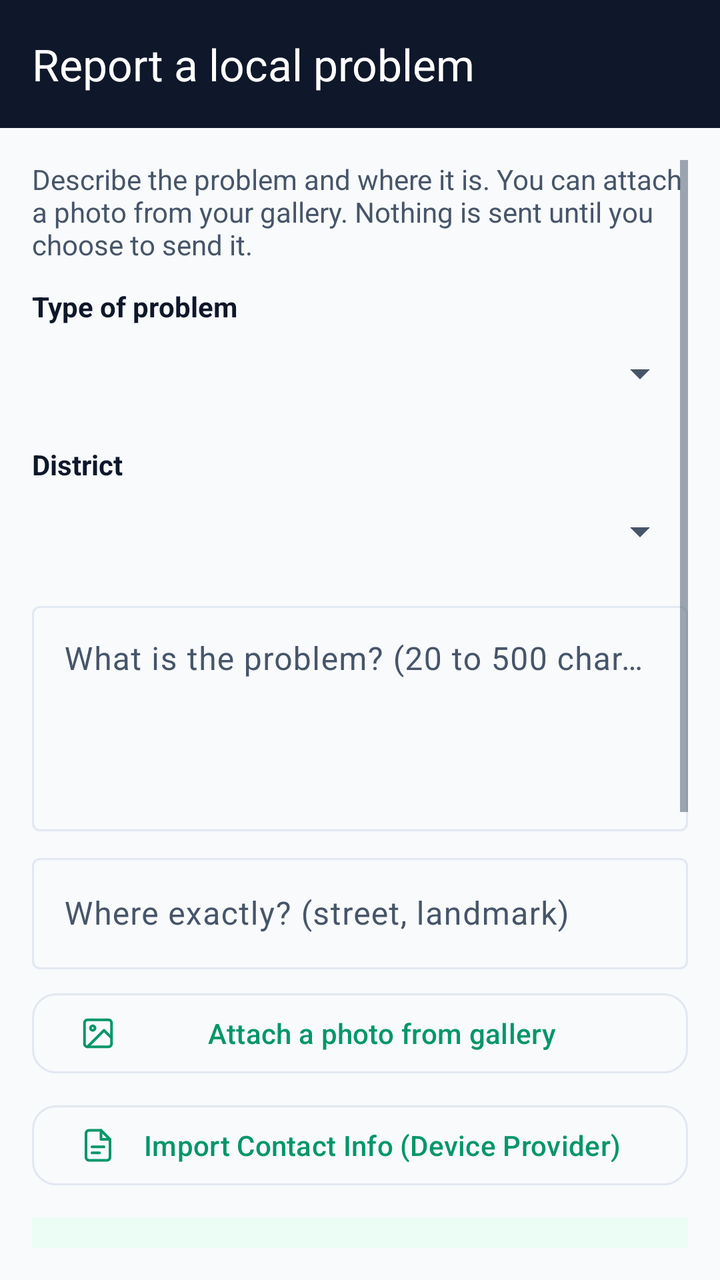
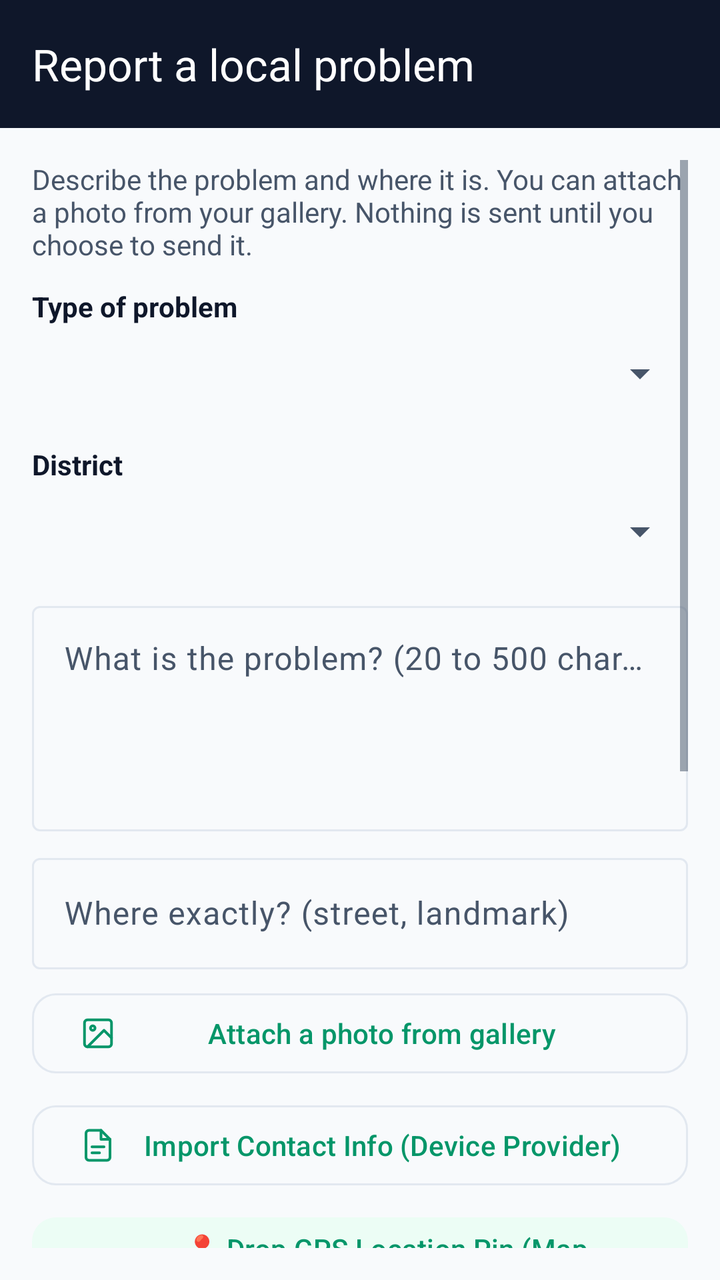

Compare the two renders of this Android layout. The source of the first and the diff that turns it into the second are given below.
<!-- AndroidManifest.xml: application theme Theme.CivicLens -->
<!-- res/layout/activity_report.xml -->
<?xml version="1.0" encoding="utf-8"?>
<LinearLayout xmlns:android="http://schemas.android.com/apk/res/android"
    xmlns:app="http://schemas.android.com/apk/res-auto"
    android:layout_width="match_parent"
    android:layout_height="match_parent"
    android:orientation="vertical">

    <com.google.android.material.appbar.MaterialToolbar
        android:id="@+id/toolbar"
        android:layout_width="match_parent"
        android:layout_height="?attr/actionBarSize"
        android:background="@color/navy"
        app:navigationIconTint="@color/white"
        app:title="@string/report_title"
        app:titleTextColor="@color/white" />

    <ScrollView
        android:layout_width="match_parent"
        android:layout_height="match_parent"
        android:padding="16dp">

        <LinearLayout
            android:layout_width="match_parent"
            android:layout_height="wrap_content"
            android:orientation="vertical">

            <TextView
                android:layout_width="match_parent"
                android:layout_height="wrap_content"
                android:text="@string/report_intro"
                android:textColor="@color/text_secondary" />

            <TextView
                style="@style/FormLabel"
                android:text="@string/report_category" />

            <Spinner
                android:id="@+id/categorySpinner"
                android:layout_width="match_parent"
                android:layout_height="48dp" />

            <TextView
                style="@style/FormLabel"
                android:text="@string/report_district" />

            <Spinner
                android:id="@+id/districtSpinner"
                android:layout_width="match_parent"
                android:layout_height="48dp" />

            <com.google.android.material.textfield.TextInputLayout
                android:layout_width="match_parent"
                android:layout_height="wrap_content"
                android:layout_marginTop="8dp"
                android:hint="@string/report_description"
                style="@style/Widget.Material3.TextInputLayout.OutlinedBox">

                <com.google.android.material.textfield.TextInputEditText
                    android:id="@+id/descriptionInput"
                    android:layout_width="match_parent"
                    android:layout_height="wrap_content"
                    android:gravity="top"
                    android:inputType="textMultiLine"
                    android:minLines="4" />
            </com.google.android.material.textfield.TextInputLayout>

            <com.google.android.material.textfield.TextInputLayout
                android:layout_width="match_parent"
                android:layout_height="wrap_content"
                android:layout_marginTop="8dp"
                android:hint="@string/report_location"
                style="@style/Widget.Material3.TextInputLayout.OutlinedBox">

                <com.google.android.material.textfield.TextInputEditText
                    android:id="@+id/locationInput"
                    android:layout_width="match_parent"
                    android:layout_height="wrap_content"
                    android:inputType="text" />
            </com.google.android.material.textfield.TextInputLayout>

            <com.google.android.material.button.MaterialButton
                android:id="@+id/photoButton"
                style="@style/Widget.Material3.Button.OutlinedButton"
                android:layout_width="match_parent"
                android:layout_height="wrap_content"
                android:layout_marginTop="8dp"
                android:minHeight="48dp"
                android:text="@string/report_attach_photo"
                app:cornerRadius="12dp"
                app:icon="@drawable/ic_gallery"
                app:iconTint="@color/green" />

            <com.google.android.material.button.MaterialButton
                android:id="@+id/importContactButton"
                style="@style/Widget.Material3.Button.OutlinedButton"
                android:layout_width="match_parent"
                android:layout_height="wrap_content"
                android:layout_marginTop="8dp"
                android:minHeight="48dp"
                android:text="Import Contact Info (Device Provider)"
                app:cornerRadius="12dp"
                app:icon="@drawable/ic_doc"
                app:iconTint="@color/green" />

            <ImageView
                android:id="@+id/photoPreview"
                android:layout_width="match_parent"
                android:layout_height="180dp"
                android:layout_marginTop="8dp"
                android:background="@color/green_light"
                android:contentDescription="@string/report_photo_preview"
                android:scaleType="centerCrop"
                android:visibility="gone" />

            <TextView
                android:id="@+id/routedText"
                android:layout_width="match_parent"
                android:layout_height="wrap_content"
                android:layout_marginTop="12dp"
                android:background="@color/green_light"
                android:padding="12dp"
                android:textColor="@color/green"
                android:textStyle="bold" />

            <TextView
                android:id="@+id/duplicateText"
                android:layout_width="match_parent"
                android:layout_height="wrap_content"
                android:layout_marginTop="8dp"
                android:background="@color/warning_bg"
                android:padding="12dp"
                android:textColor="@color/warning"
                android:visibility="gone" />

            <com.google.android.material.button.MaterialButton
                android:id="@+id/saveButton"
                style="@style/Widget.Material3.Button.TonalButton"
                android:layout_width="match_parent"
                android:layout_height="wrap_content"
                android:layout_marginTop="12dp"
                android:minHeight="48dp"
                android:text="@string/report_save_draft"
                app:cornerRadius="12dp" />

            <com.google.android.material.button.MaterialButton
                android:id="@+id/submitButton"
                style="@style/Widget.Material3.Button.TonalButton"
                android:layout_width="match_parent"
                android:layout_height="wrap_content"
                android:layout_marginTop="8dp"
                android:minHeight="48dp"
                android:text="@string/report_submit"
                app:cornerRadius="12dp"
                app:icon="@drawable/ic_upload"
                app:iconTint="@color/green" />

            <TextView
                android:layout_width="match_parent"
                android:layout_height="wrap_content"
                android:layout_marginTop="4dp"
                android:text="@string/report_submit_note"
                android:textColor="@color/text_secondary"
                android:textSize="13sp" />

            <com.google.android.material.button.MaterialButton
                android:id="@+id/sendSmsButton"
                style="@style/Widget.Material3.Button.TonalButton"
                android:layout_width="match_parent"
                android:layout_height="wrap_content"
                android:layout_marginTop="8dp"
                android:minHeight="48dp"
                android:text="@string/report_send_sms"
                android:visibility="gone"
                app:cornerRadius="12dp"
                app:icon="@drawable/ic_message"
                app:iconTint="@color/navy" />

            <com.google.android.material.button.MaterialButton
                android:id="@+id/sendEmailButton"
                style="@style/Widget.Material3.Button.TonalButton"
                android:layout_width="match_parent"
                android:layout_height="wrap_content"
                android:layout_marginTop="8dp"
                android:minHeight="48dp"
                android:text="@string/report_send_email"
                android:visibility="gone"
                app:cornerRadius="12dp" />

            <com.google.android.material.button.MaterialButton
                android:id="@+id/callOfficeButton"
                style="@style/Widget.Material3.Button.TonalButton"
                android:layout_width="match_parent"
                android:layout_height="wrap_content"
                android:layout_marginTop="8dp"
                android:minHeight="48dp"
                android:text="Call Official Helpline / Office"
                android:visibility="gone"
                app:cornerRadius="12dp"
                app:icon="@drawable/ic_call"
                app:iconTint="@color/navy" />

            <com.google.android.material.button.MaterialButton
                android:id="@+id/shareButton"
                style="@style/Widget.Material3.Button.TextButton"
                android:layout_width="match_parent"
                android:layout_height="wrap_content"
                android:layout_marginTop="4dp"
                android:minHeight="48dp"
                android:text="@string/report_share" />

            <TextView
                android:layout_width="match_parent"
                android:layout_height="wrap_content"
                android:layout_marginTop="8dp"
                android:text="@string/report_disclaimer"
                android:textColor="@color/text_secondary"
                android:textSize="13sp" />

            <TextView
                android:layout_width="match_parent"
                android:layout_height="wrap_content"
                android:layout_marginTop="20dp"
                android:text="@string/report_your_reports"
                android:textAppearance="@style/TextAppearance.Material3.TitleMedium"
                android:textColor="@color/navy"
                android:textStyle="bold" />

            <TextView
                android:id="@+id/reportsEmpty"
                android:layout_width="match_parent"
                android:layout_height="wrap_content"
                android:layout_marginTop="6dp"
                android:text="@string/report_none"
                android:textColor="@color/text_secondary" />

            <androidx.recyclerview.widget.RecyclerView
                android:id="@+id/reportsList"
                android:layout_width="match_parent"
                android:layout_height="wrap_content" />
        </LinearLayout>
    </ScrollView>
</LinearLayout>
<!-- resources referenced by this layout -->
<resources>
  <color name="green">#059669</color>
  <color name="green_light">#ECFDF5</color>
  <color name="navy">#0F172A</color>
  <color name="text_secondary">#475569</color>
  <color name="warning">#B45309</color>
  <color name="warning_bg">#FFFBEB</color>
  <color name="white">#FFFFFF</color>
  <!-- drawable ic_message (drawable) -->
  <?xml version="1.0" encoding="utf-8"?>
  <vector xmlns:android="http://schemas.android.com/apk/res/android"
      android:width="24dp"
      android:height="24dp"
      android:viewportWidth="24"
      android:viewportHeight="24">
      <path
          android:fillColor="#00000000"
          android:pathData="M21,15a2,2 0 0 1 -2,2H7l-4,4V5a2,2 0 0 1 2,-2h14a2,2 0 0 1 2,2z"
          android:strokeColor="#FF000000"
          android:strokeWidth="1.8"
          android:strokeLineCap="round"
          android:strokeLineJoin="round" />
  </vector>
  <string name="report_attach_photo">Attach a photo from gallery</string>
  <string name="report_category">Type of problem</string>
  <string name="report_description">What is the problem? (20 to 500 characters)</string>
  <string name="report_disclaimer">CivicLens does not send this report to any office. Opening messages or email only prepares it. You press send in that app. The report is not verified or confirmed as received by any office.</string>
  <string name="report_district">District</string>
  <string name="report_intro">Describe the problem and where it is. You can attach a photo from your gallery. Nothing is sent until you choose to send it.</string>
  <string name="report_location">Where exactly? (street, landmark)</string>
  <string name="report_none">No reports yet.</string>
  <string name="report_photo_preview">Selected photo preview</string>
  <string name="report_save_draft">Save draft on this device</string>
  <string name="report_send_email">Open email with this report</string>
  <string name="report_send_sms">Open messages with this report</string>
  <string name="report_share">Share the report text</string>
  <string name="report_submit">Submit to CivicLens server</string>
  <string name="report_submit_note">Sends the text of this report to the CivicLens server so it is stored safely. No office is notified automatically unless that office has agreed to receive reports through CivicLens. Photos stay on this device for now.</string>
  <string name="report_title">Report a local problem</string>
  <string name="report_your_reports">Your reports on this device</string>
  <style name="FormLabel">
          <item name="android:layout_width">match_parent</item>
          <item name="android:layout_height">wrap_content</item>
          <item name="android:layout_marginTop">12dp</item>
          <item name="android:textColor">@color/navy</item>
          <item name="android:textStyle">bold</item>
      </style>
  <color name="gold">#D97706</color>
  <color name="surface">#F8FAFC</color>
  <color name="stroke">#E2E8F0</color>
  <color name="text_hint">#94A3B8</color>
  <color name="navy_dark">#020617</color>
  <!-- unchanged entries left out for length: 5 -->
</resources>

<!-- the commit's change to res/layout/activity_report.xml (unified diff, before → after) -->
@@ -102,6 +102,18 @@
                 app:icon="@drawable/ic_doc"
                 app:iconTint="@color/green" />
 
+            <com.google.android.material.button.MaterialButton
+                android:id="@+id/btnGpsPinpoint"
+                style="@style/Widget.Material3.Button.TonalButton"
+                android:layout_width="match_parent"
+                android:layout_height="wrap_content"
+                android:layout_marginTop="8dp"
+                android:minHeight="48dp"
+                android:text="📍 Drop GPS Location Pin (Map Pinpoint)"
+                app:cornerRadius="12dp"
+                app:icon="@drawable/ic_pin"
+                app:iconTint="@color/navy" />
+
             <ImageView
                 android:id="@+id/photoPreview"
                 android:layout_width="match_parent"
<!-- resource entries referenced after the edit -->
@@ -17,6 +17,28 @@
       <path
           android:fillColor="#00000000"
           android:pathData="M21,15a2,2 0 0 1 -2,2H7l-4,4V5a2,2 0 0 1 2,-2h14a2,2 0 0 1 2,2z"
+          android:strokeColor="#FF000000"
+          android:strokeWidth="1.8"
+          android:strokeLineCap="round"
+          android:strokeLineJoin="round" />
+  </vector>
+  <!-- drawable ic_pin (drawable) -->
+  <?xml version="1.0" encoding="utf-8"?>
+  <vector xmlns:android="http://schemas.android.com/apk/res/android"
+      android:width="24dp"
+      android:height="24dp"
+      android:viewportWidth="24"
+      android:viewportHeight="24">
+      <path
+          android:fillColor="#00000000"
+          android:pathData="M12,21s-7,-6.2 -7,-11.5a7,7 0 0 1 14,0C19,14.8 12,21 12,21z"
+          android:strokeColor="#FF000000"
+          android:strokeWidth="1.8"
+          android:strokeLineCap="round"
+          android:strokeLineJoin="round" />
+      <path
+          android:fillColor="#00000000"
+          android:pathData="M12,12m-2.5,0a2.5,2.5 0 1 0 5,0a2.5,2.5 0 1 0 -5,0"
           android:strokeColor="#FF000000"
           android:strokeWidth="1.8"
           android:strokeLineCap="round"
